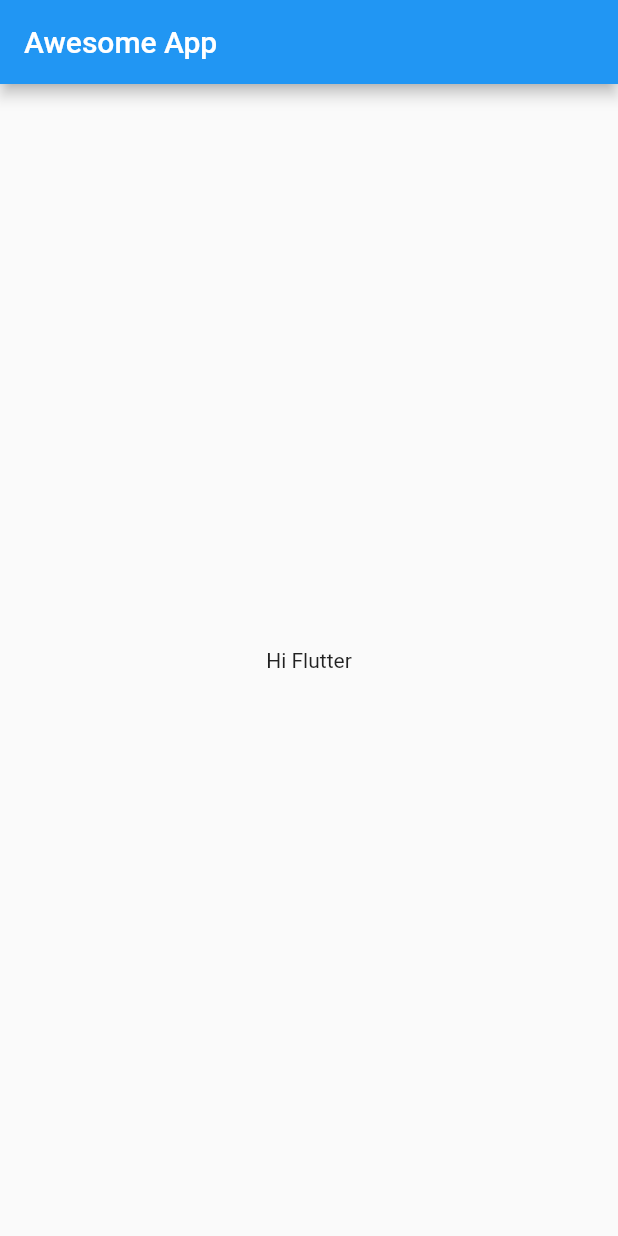
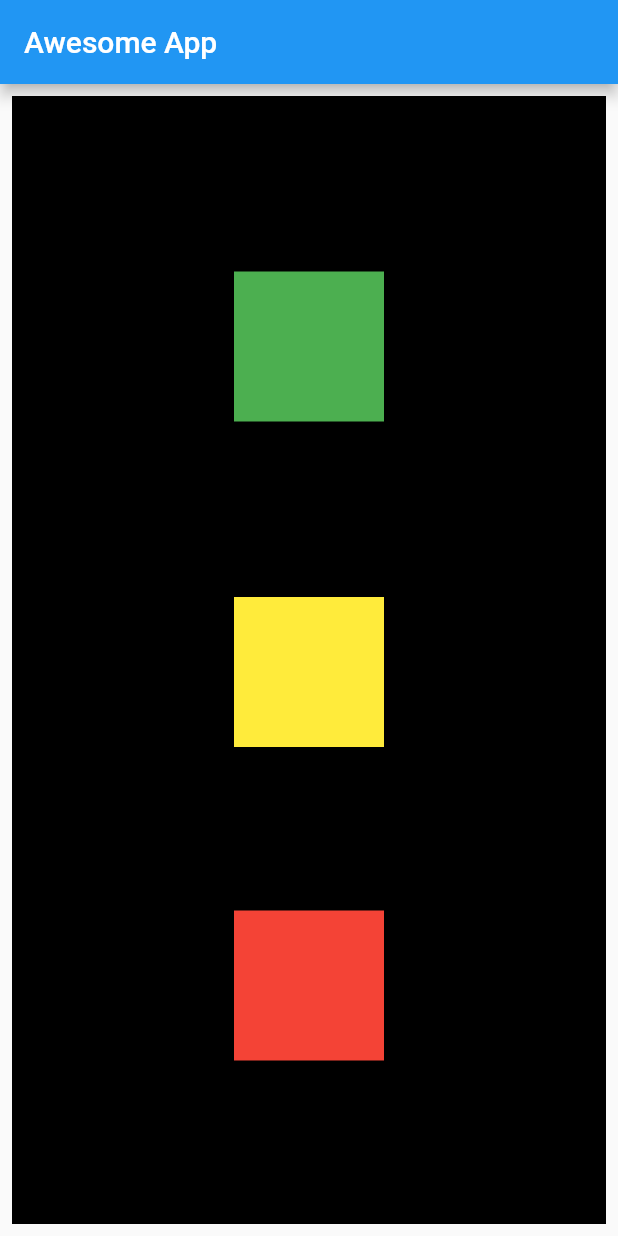
Before and after one commit to Eklavya-Sachin/First_App, a Flutter app: the screen it shows after launch, on a phone screen of 412 x 824 dp. Run offline on Flutter 3.47's test engine with Material 2 defaults, Android fonts, the phone set to English and light mode, and no system bars.

Commit message:
ch2 completed

```diff
--- a/lib/main.dart
+++ b/lib/main.dart
@@ -15,7 +15,44 @@ class HomePage extends StatelessWidget {
       appBar: AppBar(
         title: const Text("Awesome App"),
       ),
-      body: const Center(child: Text("Hi Flutter")),
+      body: Padding(
+        padding: const EdgeInsets.all(8.0),
+        child: Container(
+          color: Colors.black,
+          width: MediaQuery.of(context).size.width,
+          height: MediaQuery.of(context).size.height,
+          child: Column(
+            mainAxisAlignment: MainAxisAlignment.spaceEvenly,
+            crossAxisAlignment: CrossAxisAlignment.center,
+            children: [
+              Padding(
+                padding: const EdgeInsets.all(8.0),
+                child: Container(
+                  padding: const EdgeInsets.all(8),
+                  alignment: Alignment.center,
+                  width: 100,
+                  height: 100,
+                  color: Colors.green,
+                ),
+              ),
+              Container(
+                padding: const EdgeInsets.all(8),
+                alignment: Alignment.center,
+                width: 100,
+                height: 100,
+                color: Colors.yellow,
+              ),
+              Container(
+                padding: const EdgeInsets.all(8),
+                alignment: Alignment.center,
+                width: 100,
+                height: 100,
+                color: Colors.red,
+              )
+            ],
+          ),
+        ),
+      ),
     );
   }
 }
```
Also changed, not shown: 1 other file.
